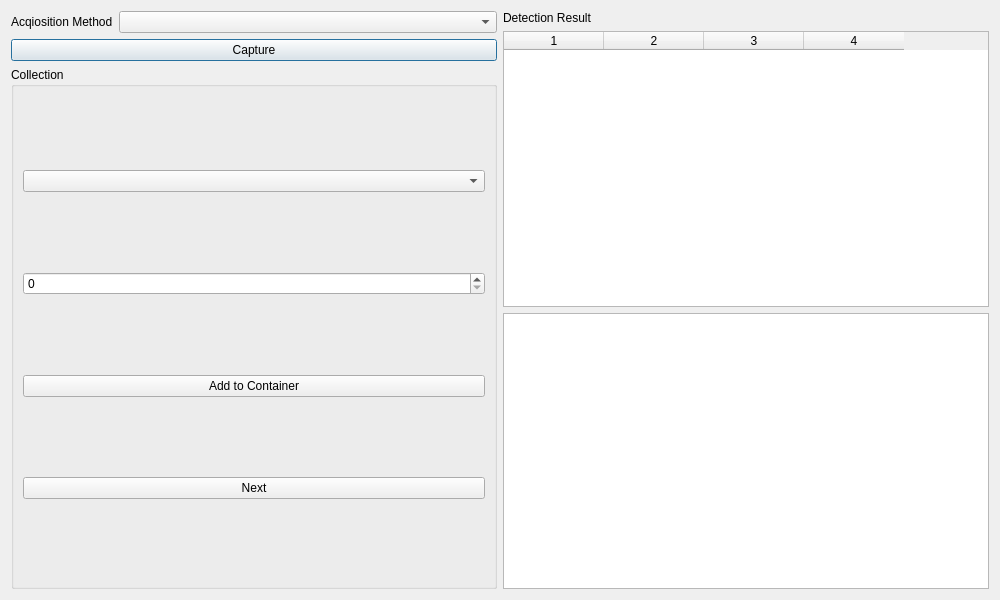
The window that ui/addBricksDialog.ui (Syadon/BrickCollectionManager) describes before a commit, drawn with Qt 5.
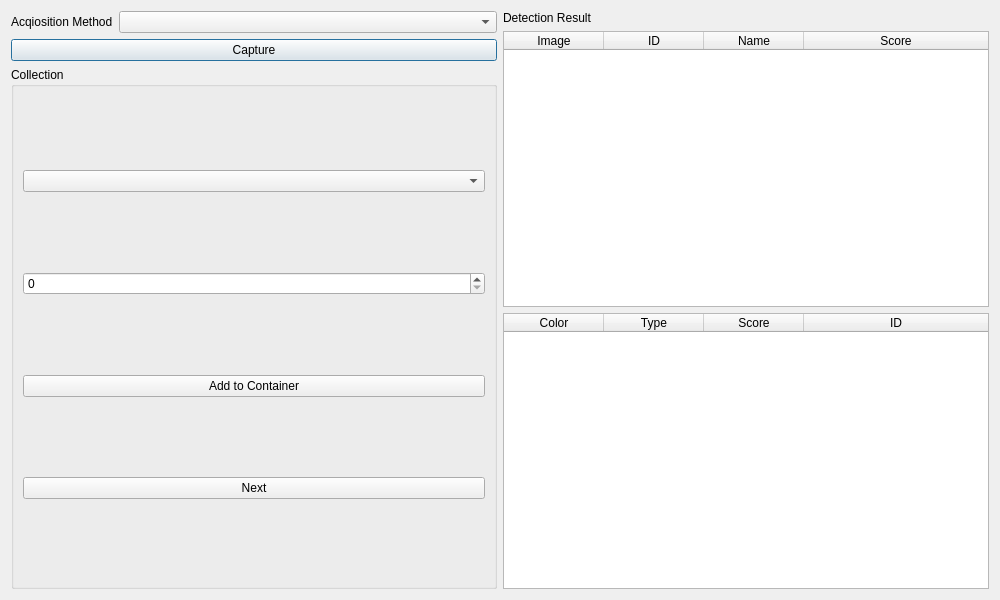
The same window after the commit.

Commit message: Color list to color table in AddBricksDialog

```diff
--- a/ui/addBricksDialog.ui
+++ b/ui/addBricksDialog.ui
@@ -107,26 +107,77 @@
        <property name="gridStyle">
         <enum>Qt::PenStyle::NoPen</enum>
        </property>
+       <property name="sortingEnabled">
+        <bool>true</bool>
+       </property>
        <property name="rowCount">
         <number>0</number>
        </property>
        <property name="columnCount">
         <number>4</number>
        </property>
-       <column/>
-       <column/>
-       <column/>
-       <column/>
+       <attribute name="horizontalHeaderStretchLastSection">
+        <bool>true</bool>
+       </attribute>
+       <attribute name="verticalHeaderStretchLastSection">
+        <bool>false</bool>
+       </attribute>
+       <column>
+        <property name="text">
+         <string>Image</string>
+        </property>
+       </column>
+       <column>
+        <property name="text">
+         <string>ID</string>
+        </property>
+       </column>
+       <column>
+        <property name="text">
+         <string>Name</string>
+        </property>
+       </column>
+       <column>
+        <property name="text">
+         <string>Score</string>
+        </property>
+       </column>
       </widget>
      </item>
      <item>
-      <widget class="QListWidget" name="colors_list">
+      <widget class="QTableWidget" name="colors_list">
        <property name="editTriggers">
         <set>QAbstractItemView::EditTrigger::NoEditTriggers</set>
        </property>
        <property name="selectionBehavior">
         <enum>QAbstractItemView::SelectionBehavior::SelectRows</enum>
        </property>
+       <property name="sortingEnabled">
+        <bool>true</bool>
+       </property>
+       <attribute name="horizontalHeaderStretchLastSection">
+        <bool>true</bool>
+       </attribute>
+       <column>
+        <property name="text">
+         <string>Color</string>
+        </property>
+       </column>
+       <column>
+        <property name="text">
+         <string>Type</string>
+        </property>
+       </column>
+       <column>
+        <property name="text">
+         <string>Score</string>
+        </property>
+       </column>
+       <column>
+        <property name="text">
+         <string>ID</string>
+        </property>
+       </column>
       </widget>
      </item>
     </layout>
```
Left out of the diff: 3 changed lines with no effect on the pictures. The commit also changes 1 other file.
